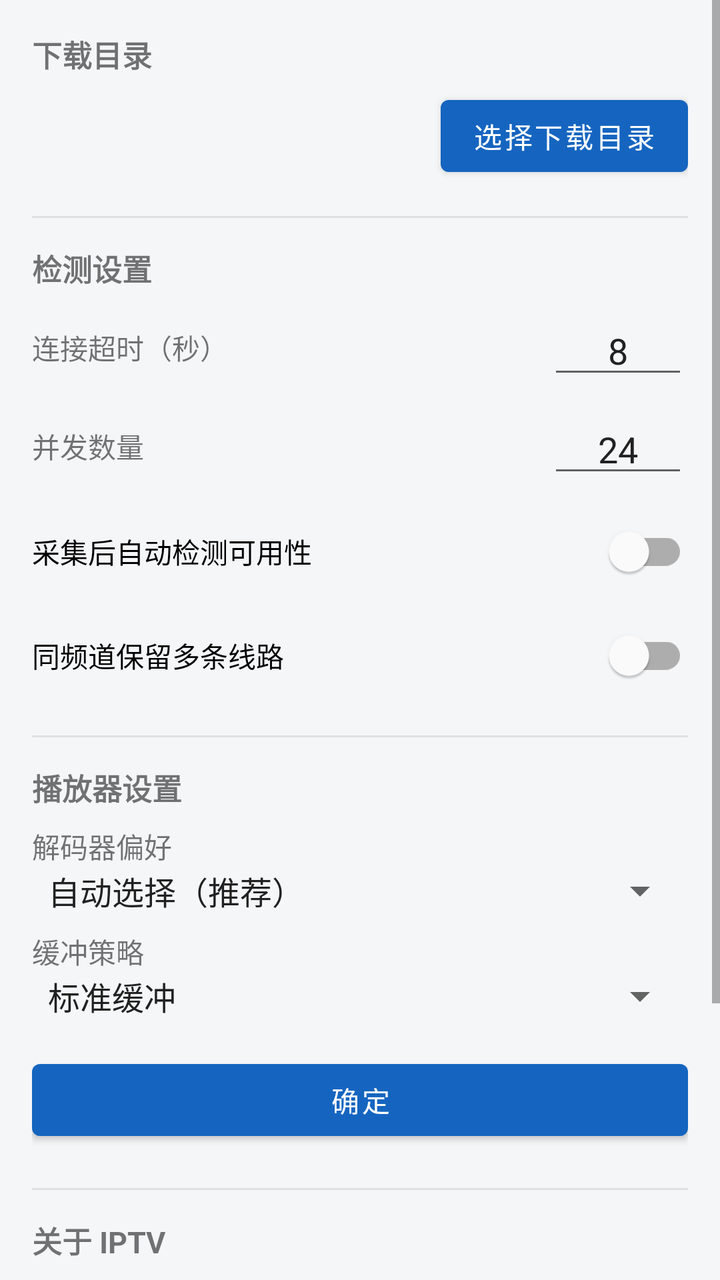
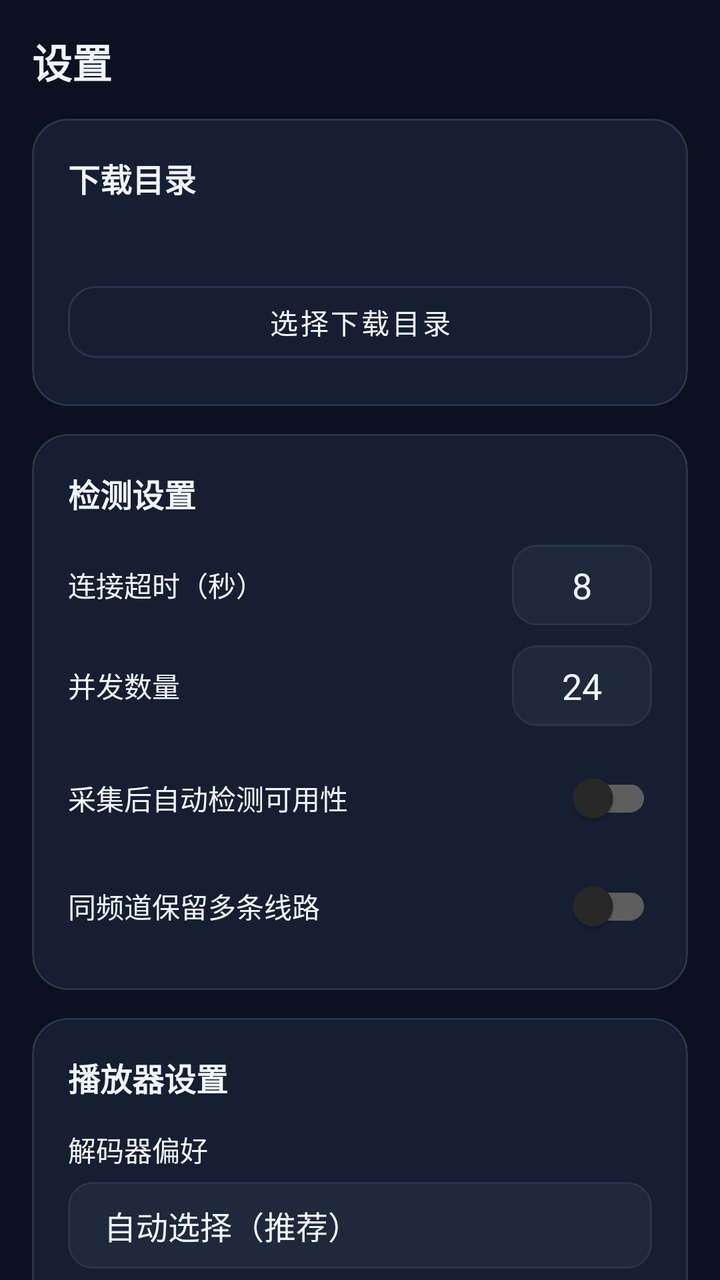

Before-and-after screenshots of an Android layout around one commit, followed by the original layout XML and the change that was made.
<!-- AndroidManifest.xml: application theme Theme.IPTV -->
<!-- res/layout/fragment_settings.xml -->
<?xml version="1.0" encoding="utf-8"?>
<ScrollView xmlns:android="http://schemas.android.com/apk/res/android"
    android:layout_width="match_parent"
    android:layout_height="match_parent"
    android:fillViewport="true">

    <LinearLayout
        android:layout_width="match_parent"
        android:layout_height="wrap_content"
        android:orientation="vertical"
        android:padding="16dp">

        <TextView
            android:layout_width="match_parent"
            android:layout_height="wrap_content"
            android:text="@string/download_dir"
            android:textStyle="bold"
            android:textSize="15sp" />

        <LinearLayout
            android:layout_width="match_parent"
            android:layout_height="wrap_content"
            android:orientation="horizontal"
            android:gravity="center_vertical"
            android:layout_marginTop="6dp">

            <TextView
                android:id="@+id/tvDir"
                android:layout_width="0dp"
                android:layout_height="wrap_content"
                android:layout_weight="1"
                android:textColor="@color/text_secondary"
                android:textSize="13sp" />

            <Button
                android:id="@+id/btnChooseDir"
                android:layout_width="wrap_content"
                android:layout_height="wrap_content"
                android:text="@string/choose_dir" />
        </LinearLayout>

        <View android:layout_width="match_parent" android:layout_height="1dp"
            android:background="#E0E0E0" android:layout_marginTop="16dp" />

        <TextView
            android:layout_width="match_parent"
            android:layout_height="wrap_content"
            android:layout_marginTop="14dp"
            android:text="@string/check_settings"
            android:textStyle="bold"
            android:textSize="15sp" />

        <LinearLayout android:layout_width="match_parent" android:layout_height="wrap_content"
            android:orientation="horizontal" android:gravity="center_vertical" android:layout_marginTop="8dp">
            <TextView android:layout_width="0dp" android:layout_height="wrap_content" android:layout_weight="1"
                android:text="@string/timeout" android:textSize="14sp" />
            <EditText android:id="@+id/etTimeout" android:layout_width="70dp" android:layout_height="wrap_content"
                android:inputType="number" android:gravity="center" android:text="8" />
        </LinearLayout>

        <LinearLayout android:layout_width="match_parent" android:layout_height="wrap_content"
            android:orientation="horizontal" android:gravity="center_vertical" android:layout_marginTop="8dp">
            <TextView android:layout_width="0dp" android:layout_height="wrap_content" android:layout_weight="1"
                android:text="@string/concurrency" android:textSize="14sp" />
            <EditText android:id="@+id/etConcurrency" android:layout_width="70dp" android:layout_height="wrap_content"
                android:inputType="number" android:gravity="center" android:text="24" />
        </LinearLayout>

        <com.google.android.material.switchmaterial.SwitchMaterial
            android:id="@+id/swAutoCheck"
            android:layout_width="match_parent"
            android:layout_height="wrap_content"
            android:layout_marginTop="8dp"
            android:text="@string/auto_check" />

        <com.google.android.material.switchmaterial.SwitchMaterial
            android:id="@+id/swRetainDup"
            android:layout_width="match_parent"
            android:layout_height="wrap_content"
            android:layout_marginTop="4dp"
            android:text="@string/retain_duplicate" />

        <View android:layout_width="match_parent" android:layout_height="1dp"
            android:background="#E0E0E0" android:layout_marginTop="16dp" />

        <TextView
            android:layout_width="match_parent"
            android:layout_height="wrap_content"
            android:layout_marginTop="14dp"
            android:text="@string/player_settings"
            android:textStyle="bold"
            android:textSize="15sp" />

        <TextView android:layout_width="wrap_content" android:layout_height="wrap_content"
            android:layout_marginTop="8dp" android:text="@string/decoder" android:textSize="14sp" />
        <Spinner android:id="@+id/spDecoder" android:layout_width="match_parent" android:layout_height="wrap_content"
            android:entries="@array/decoder_entries" />

        <TextView android:layout_width="wrap_content" android:layout_height="wrap_content"
            android:layout_marginTop="8dp" android:text="@string/buffer_mode" android:textSize="14sp" />
        <Spinner android:id="@+id/spBuffer" android:layout_width="match_parent" android:layout_height="wrap_content"
            android:entries="@array/buffer_entries" />

        <Button
            android:id="@+id/btnSaveSettings"
            android:layout_width="match_parent"
            android:layout_height="wrap_content"
            android:layout_marginTop="16dp"
            android:text="@string/ok" />

        <View android:layout_width="match_parent" android:layout_height="1dp"
            android:background="#E0E0E0" android:layout_marginTop="20dp" />

        <TextView
            android:layout_width="match_parent"
            android:layout_height="wrap_content"
            android:layout_marginTop="14dp"
            android:text="@string/about"
            android:textStyle="bold"
            android:textSize="15sp" />

        <TextView
            android:layout_width="match_parent"
            android:layout_height="wrap_content"
            android:layout_marginTop="6dp"
            android:text="@string/about_text"
            android:textColor="@color/text_secondary"
            android:textSize="13sp"
            android:lineSpacingExtra="3dp" />
    </LinearLayout>
</ScrollView>
<!-- resources referenced by this layout -->
<resources>
  <string-array name="decoder_entries">
          <item>自动选择（推荐）</item>
          <item>硬解码优先</item>
          <item>软解码优先</item>
      </string-array>
  <color name="text_secondary">#FF757575</color>
  <string name="about">关于 IPTV</string>
  <string name="about_text">IPTV 是一款集成直播源自动采集、可用性检测、多格式导出与全功能播放器的 Android 应用。\n\n功能参考 HerbertHe/iptv-sources 与 Guovin/iptv-api 等开源项目。\n\n本项目仅提供工具能力，请遵守当地法律法规，仅播放合法授权的直播内容。</string>
  <string name="auto_check">采集后自动检测可用性</string>
  <string name="buffer_mode">缓冲策略</string>
  <string name="check_settings">检测设置</string>
  <string name="choose_dir">选择下载目录</string>
  <string name="concurrency">并发数量</string>
  <string name="decoder">解码器偏好</string>
  <string name="download_dir">下载目录</string>
  <string name="ok">确定</string>
  <string name="player_settings">播放器设置</string>
  <string name="retain_duplicate">同频道保留多条线路</string>
  <string name="timeout">连接超时（秒）</string>
  <style name="Theme.IPTV" parent="Theme.MaterialComponents.DayNight.NoActionBar">
          <item name="colorPrimary">@color/primary</item>
          <item name="colorPrimaryDark">@color/primary_dark</item>
          <item name="colorAccent">@color/accent</item>
          <item name="android:windowBackground">@color/background</item>
          <item name="android:textColorPrimary">@color/text_primary</item>
      </style>
  <color name="primary">#1565C0</color>
  <color name="primary_dark">#0D47A1</color>
  <color name="accent">#FF5722</color>
  <color name="background">#FFF5F6F8</color>
  <color name="text_primary">#FF212121</color>
  <!-- unchanged entries left out for length: 1 -->
</resources>

<!-- the commit's change to res/layout/fragment_settings.xml (unified diff, before → after) -->
@@ -1,8 +1,10 @@
 <?xml version="1.0" encoding="utf-8"?>
-<ScrollView xmlns:android="http://schemas.android.com/apk/res/android"
+<androidx.core.widget.NestedScrollView
+    xmlns:android="http://schemas.android.com/apk/res/android"
     android:layout_width="match_parent"
     android:layout_height="match_parent"
-    android:fillViewport="true">
+    android:clipToPadding="false"
+    android:paddingBottom="24dp">
 
     <LinearLayout
         android:layout_width="match_parent"
@@ -10,122 +12,120 @@
         android:orientation="vertical"
         android:padding="16dp">
 
-        <TextView
-            android:layout_width="match_parent"
-            android:layout_height="wrap_content"
-            android:text="@string/download_dir"
-            android:textStyle="bold"
-            android:textSize="15sp" />
+        <TextView style="@style/TextSection"
+            android:layout_width="wrap_content" android:layout_height="wrap_content"
+            android:text="@string/tab_settings" android:textSize="20sp" />
 
-        <LinearLayout
-            android:layout_width="match_parent"
-            android:layout_height="wrap_content"
-            android:orientation="horizontal"
-            android:gravity="center_vertical"
-            android:layout_marginTop="6dp">
+        
+        <com.google.android.material.card.MaterialCardView
+            style="@style/CardSurface"
+            android:layout_width="match_parent" android:layout_height="wrap_content"
+            android:layout_marginTop="14dp">
+            <LinearLayout android:layout_width="match_parent" android:layout_height="wrap_content"
+                android:orientation="vertical" android:padding="18dp">
+                <TextView style="@style/TextSection" android:layout_width="wrap_content"
+                    android:layout_height="wrap_content" android:text="@string/download_dir" />
+                <TextView android:id="@+id/tvDir" android:layout_width="match_parent"
+                    android:layout_height="wrap_content" android:layout_marginTop="8dp"
+                    android:textColor="@color/text_secondary" android:textSize="12sp" />
+                <com.google.android.material.button.MaterialButton
+                    android:id="@+id/btnChooseDir" style="@style/BtnOutline"
+                    android:layout_width="match_parent" android:layout_height="wrap_content"
+                    android:layout_marginTop="12dp" android:text="@string/choose_dir" />
+            </LinearLayout>
+        </com.google.android.material.card.MaterialCardView>
 
-            <TextView
-                android:id="@+id/tvDir"
-                android:layout_width="0dp"
-                android:layout_height="wrap_content"
-                android:layout_weight="1"
-                android:textColor="@color/text_secondary"
-                android:textSize="13sp" />
+        
+        <com.google.android.material.card.MaterialCardView
+            style="@style/CardSurface"
+            android:layout_width="match_parent" android:layout_height="wrap_content"
+            android:layout_marginTop="14dp">
+            <LinearLayout android:layout_width="match_parent" android:layout_height="wrap_content"
+                android:orientation="vertical" android:padding="18dp">
+                <TextView style="@style/TextSection" android:layout_width="wrap_content"
+                    android:layout_height="wrap_content" android:text="@string/check_settings" />
 
-            <Button
-                android:id="@+id/btnChooseDir"
-                android:layout_width="wrap_content"
-                android:layout_height="wrap_content"
-                android:text="@string/choose_dir" />
-        </LinearLayout>
+                <LinearLayout android:layout_width="match_parent" android:layout_height="wrap_content"
+                    android:gravity="center_vertical" android:orientation="horizontal" android:layout_marginTop="14dp">
+                    <TextView android:layout_width="0dp" android:layout_height="wrap_content" android:layout_weight="1"
+                        android:text="@string/timeout" android:textColor="@color/text_primary" android:textSize="14sp" />
+                    <EditText android:id="@+id/etTimeout" android:layout_width="70dp" android:layout_height="wrap_content"
+                        android:background="@drawable/bg_edittext" android:gravity="center"
+                        android:inputType="number" android:padding="8dp"
+                        android:text="8" android:textColor="@color/text_primary" />
+                </LinearLayout>
 
-        <View android:layout_width="match_parent" android:layout_height="1dp"
-            android:background="#E0E0E0" android:layout_marginTop="16dp" />
+                <LinearLayout android:layout_width="match_parent" android:layout_height="wrap_content"
+                    android:gravity="center_vertical" android:orientation="horizontal" android:layout_marginTop="10dp">
+                    <TextView android:layout_width="0dp" android:layout_height="wrap_content" android:layout_weight="1"
+                        android:text="@string/concurrency" android:textColor="@color/text_primary" android:textSize="14sp" />
+                    <EditText android:id="@+id/etConcurrency" android:layout_width="70dp" android:layout_height="wrap_content"
+                        android:background="@drawable/bg_edittext" android:gravity="center"
+                        android:inputType="number" android:padding="8dp"
+                        android:text="24" android:textColor="@color/text_primary" />
+                </LinearLayout>
 
-        <TextView
-            android:layout_width="match_parent"
-            android:layout_height="wrap_content"
-            android:layout_marginTop="14dp"
-            android:text="@string/check_settings"
-            android:textStyle="bold"
-            android:textSize="15sp" />
+                <com.google.android.material.switchmaterial.SwitchMaterial
+                    android:id="@+id/swAutoCheck" android:layout_width="match_parent"
+                    android:layout_height="wrap_content" android:layout_marginTop="12dp"
+                    android:text="@string/auto_check" android:textColor="@color/text_primary" />
 
-        <LinearLayout android:layout_width="match_parent" android:layout_height="wrap_content"
-            android:orientation="horizontal" android:gravity="center_vertical" android:layout_marginTop="8dp">
-            <TextView android:layout_width="0dp" android:layout_height="wrap_content" android:layout_weight="1"
-                android:text="@string/timeout" android:textSize="14sp" />
-            <EditText android:id="@+id/etTimeout" android:layout_width="70dp" android:layout_height="wrap_content"
-                android:inputType="number" android:gravity="center" android:text="8" />
-        </LinearLayout>
+                <com.google.android.material.switchmaterial.SwitchMaterial
+                    android:id="@+id/swRetainDup" android:layout_width="match_parent"
+                    android:layout_height="wrap_content" android:layout_marginTop="6dp"
+                    android:text="@string/retain_duplicate" android:textColor="@color/text_primary" />
+            </LinearLayout>
+        </com.google.android.material.card.MaterialCardView>
 
-        <LinearLayout android:layout_width="match_parent" android:layout_height="wrap_content"
-            android:orientation="horizontal" android:gravity="center_vertical" android:layout_marginTop="8dp">
-            <TextView android:layout_width="0dp" android:layout_height="wrap_content" android:layout_weight="1"
-                android:text="@string/concurrency" android:textSize="14sp" />
-            <EditText android:id="@+id/etConcurrency" android:layout_width="70dp" android:layout_height="wrap_content"
-                android:inputType="number" android:gravity="center" android:text="24" />
-        </LinearLayout>
+        
+        <com.google.android.material.card.MaterialCardView
+            style="@style/CardSurface"
+            android:layout_width="match_parent" android:layout_height="wrap_content"
+            android:layout_marginTop="14dp">
+            <LinearLayout android:layout_width="match_parent" android:layout_height="wrap_content"
+                android:orientation="vertical" android:padding="18dp">
+                <TextView style="@style/TextSection" android:layout_width="wrap_content"
+                    android:layout_height="wrap_content" android:text="@string/player_settings" />
 
-        <com.google.android.material.switchmaterial.SwitchMaterial
-            android:id="@+id/swAutoCheck"
-            android:layout_width="match_parent"
-            android:layout_height="wrap_content"
-            android:layout_marginTop="8dp"
-            android:text="@string/auto_check" />
+                <TextView android:layout_width="wrap_content" android:layout_height="wrap_content"
+                    android:layout_marginTop="14dp" android:text="@string/decoder"
+                    android:textColor="@color/text_primary" android:textSize="14sp" />
+                <Spinner android:id="@+id/spDecoder" android:layout_width="match_parent"
+                    android:layout_height="wrap_content" android:layout_marginTop="6dp"
+                    android:background="@drawable/bg_edittext"
+                    android:entries="@array/decoder_entries" android:padding="10dp" />
 
-        <com.google.android.material.switchmaterial.SwitchMaterial
-            android:id="@+id/swRetainDup"
-            android:layout_width="match_parent"
-            android:layout_height="wrap_content"
-            android:layout_marginTop="4dp"
-            android:text="@string/retain_duplicate" />
+                <TextView android:layout_width="wrap_content" android:layout_height="wrap_content"
+                    android:layout_marginTop="12dp" android:text="@string/buffer_mode"
+                    android:textColor="@color/text_primary" android:textSize="14sp" />
+                <Spinner android:id="@+id/spBuffer" android:layout_width="match_parent"
+                    android:layout_height="wrap_content" android:layout_marginTop="6dp"
+                    android:background="@drawable/bg_edittext"
+                    android:entries="@array/buffer_entries" android:padding="10dp" />
+            </LinearLayout>
+        </com.google.android.material.card.MaterialCardView>
 
-        <View android:layout_width="match_parent" android:layout_height="1dp"
-            android:background="#E0E0E0" android:layout_marginTop="16dp" />
-
-        <TextView
-            android:layout_width="match_parent"
-            android:layout_height="wrap_content"
-            android:layout_marginTop="14dp"
-            android:text="@string/player_settings"
-            android:textStyle="bold"
-            android:textSize="15sp" />
-
-        <TextView android:layout_width="wrap_content" android:layout_height="wrap_content"
-            android:layout_marginTop="8dp" android:text="@string/decoder" android:textSize="14sp" />
-        <Spinner android:id="@+id/spDecoder" android:layout_width="match_parent" android:layout_height="wrap_content"
-            android:entries="@array/decoder_entries" />
-
-        <TextView android:layout_width="wrap_content" android:layout_height="wrap_content"
-            android:layout_marginTop="8dp" android:text="@string/buffer_mode" android:textSize="14sp" />
-        <Spinner android:id="@+id/spBuffer" android:layout_width="match_parent" android:layout_height="wrap_content"
-            android:entries="@array/buffer_entries" />
-
-        <Button
+        <com.google.android.material.button.MaterialButton
             android:id="@+id/btnSaveSettings"
-            android:layout_width="match_parent"
-            android:layout_height="wrap_content"
-            android:layout_marginTop="16dp"
+            style="@style/BtnPrimary"
+            android:layout_width="match_parent" android:layout_height="wrap_content"
+            android:layout_marginTop="18dp" android:background="@drawable/grad_btn"
             android:text="@string/ok" />
 
-        <View android:layout_width="match_parent" android:layout_height="1dp"
-            android:background="#E0E0E0" android:layout_marginTop="20dp" />
-
-        <TextView
-            android:layout_width="match_parent"
-            android:layout_height="wrap_content"
-            android:layout_marginTop="14dp"
-            android:text="@string/about"
-            android:textStyle="bold"
-            android:textSize="15sp" />
-
-        <TextView
-            android:layout_width="match_parent"
-            android:layout_height="wrap_content"
-            android:layout_marginTop="6dp"
-            android:text="@string/about_text"
-            android:textColor="@color/text_secondary"
-            android:textSize="13sp"
-            android:lineSpacingExtra="3dp" />
+        
+        <com.google.android.material.card.MaterialCardView
+            style="@style/CardSurface"
+            android:layout_width="match_parent" android:layout_height="wrap_content"
+            android:layout_marginTop="14dp">
+            <LinearLayout android:layout_width="match_parent" android:layout_height="wrap_content"
+                android:orientation="vertical" android:padding="18dp">
+                <TextView style="@style/TextSection" android:layout_width="wrap_content"
+                    android:layout_height="wrap_content" android:text="@string/about" />
+                <TextView android:layout_width="match_parent" android:layout_height="wrap_content"
+                    android:layout_marginTop="8dp" android:text="@string/about_text"
+                    android:textColor="@color/text_secondary" android:textSize="12sp"
+                    android:lineSpacingExtra="4dp" />
+            </LinearLayout>
+        </com.google.android.material.card.MaterialCardView>
     </LinearLayout>
-</ScrollView>
+</androidx.core.widget.NestedScrollView>
<!-- resource entries referenced after the edit -->
@@ -5,7 +5,20 @@
           <item>硬解码优先</item>
           <item>软解码优先</item>
       </string-array>
-  <color name="text_secondary">#FF757575</color>
+  <color name="text_secondary">#FF94A3B8</color>
+  <!-- drawable bg_edittext (drawable) -->
+  <?xml version="1.0" encoding="utf-8"?>
+  <shape xmlns:android="http://schemas.android.com/apk/res/android" android:shape="rectangle">
+      <solid android:color="@color/surface_2" />
+      <stroke android:width="1dp" android:color="@color/surface_3" />
+      <corners android:radius="12dp" />
+  </shape>
+  <!-- drawable grad_btn (drawable) -->
+  <?xml version="1.0" encoding="utf-8"?>
+  <shape xmlns:android="http://schemas.android.com/apk/res/android" android:shape="rectangle">
+      <gradient android:startColor="#FF4F46E5" android:endColor="#FF06B6D4" android:angle="0" />
+      <corners android:radius="14dp" />
+  </shape>
   <string name="about">关于 IPTV</string>
   <string name="about_text">IPTV 是一款集成直播源自动采集、可用性检测、多格式导出与全功能播放器的 Android 应用。\n\n功能参考 HerbertHe/iptv-sources 与 Guovin/iptv-api 等开源项目。\n\n本项目仅提供工具能力，请遵守当地法律法规，仅播放合法授权的直播内容。</string>
   <string name="auto_check">采集后自动检测可用性</string>
@@ -18,19 +31,55 @@
   <string name="ok">确定</string>
   <string name="player_settings">播放器设置</string>
   <string name="retain_duplicate">同频道保留多条线路</string>
+  <string name="tab_settings">设置</string>
   <string name="timeout">连接超时（秒）</string>
-  <style name="Theme.IPTV" parent="Theme.MaterialComponents.DayNight.NoActionBar">
-          <item name="colorPrimary">@color/primary</item>
-          <item name="colorPrimaryDark">@color/primary_dark</item>
+  <style name="BtnOutline" parent="Widget.MaterialComponents.Button.OutlinedButton">
+          <item name="strokeColor">@color/surface_3</item>
+          <item name="android:textColor">@color/text_primary</item>
+          <item name="cornerRadius">14dp</item>
+          <item name="android:textSize">14sp</item>
+          <item name="android:minHeight">48dp</item>
+      </style>
+  <style name="BtnPrimary" parent="Widget.MaterialComponents.Button">
+          <item name="backgroundTint">@color/brand</item>
+          <item name="android:textColor">#FFFFFFFF</item>
+          <item name="cornerRadius">14dp</item>
+          <item name="android:textSize">15sp</item>
+          <item name="android:textStyle">bold</item>
+          <item name="android:minHeight">48dp</item>
+      </style>
+  <style name="CardSurface" parent="Widget.MaterialComponents.CardView">
+          <item name="cardBackgroundColor">@color/surface</item>
+          <item name="cardCornerRadius">18dp</item>
+          <item name="cardElevation">0dp</item>
+          <item name="strokeColor">@color/divider</item>
+          <item name="strokeWidth">1dp</item>
+      </style>
+  <style name="TextSection">
+          <item name="android:textColor">@color/text_primary</item>
+          <item name="android:textSize">16sp</item>
+          <item name="android:textStyle">bold</item>
+      </style>
+  <style name="Theme.IPTV" parent="Theme.MaterialComponents.NoActionBar">
+          <item name="colorPrimary">@color/brand</item>
+          <item name="colorPrimaryDark">@color/background</item>
           <item name="colorAccent">@color/accent</item>
           <item name="android:windowBackground">@color/background</item>
           <item name="android:textColorPrimary">@color/text_primary</item>
+          <item name="android:textColorSecondary">@color/text_secondary</item>
+          <item name="android:statusBarColor">@color/background</item>
+          <item name="android:navigationBarColor">@color/background</item>
+          <item name="android:windowLightStatusBar">false</item>
+          <item name="fontFamily">sans</item>
       </style>
-  <color name="primary">#1565C0</color>
-  <color name="primary_dark">#0D47A1</color>
-  <color name="accent">#FF5722</color>
-  <color name="background">#FFF5F6F8</color>
-  <color name="text_primary">#FF212121</color>
+  <color name="surface_2">#FF1E293B</color>
+  <color name="surface_3">#FF273449</color>
+  <color name="brand">#FF6366F1</color>
+  <color name="surface">#FF151E32</color>
+  <color name="divider">#FF2A3548</color>
+  <color name="accent">#FF22D3EE</color>
+  <color name="background">#FF0B1120</color>
+  <color name="text_primary">#FFF1F5F9</color>
   <!-- unchanged entries left out for length: 1 -->
 </resources>
 
